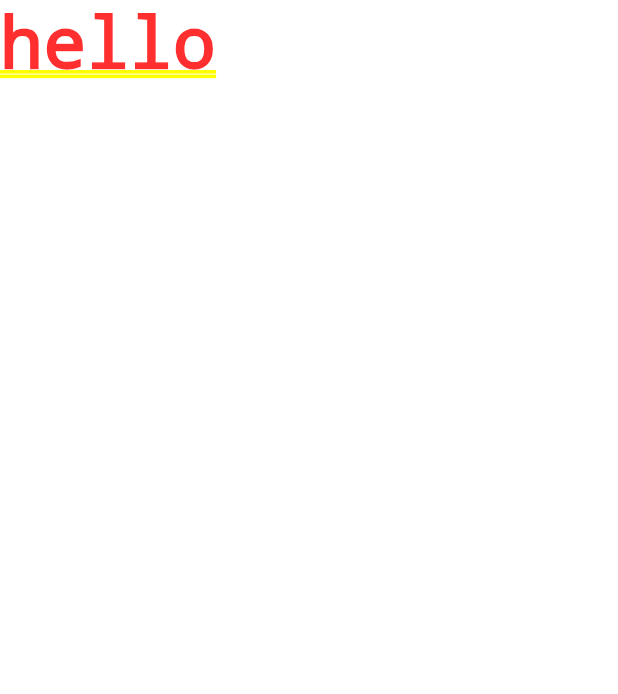
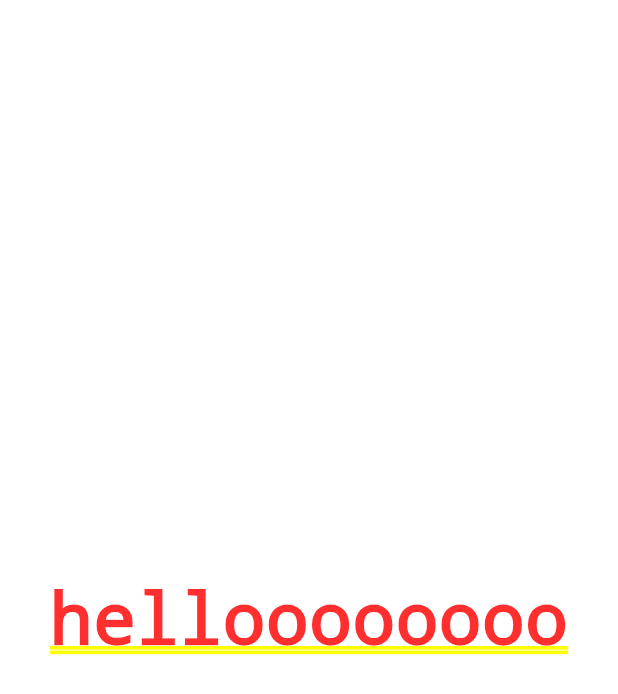
Before and after one commit to djrumph/flutter, a Flutter app: the screen it shows after launch, on a phone screen of 412 x 824 dp. Shown: the top 694 px of the screen. Run offline on Flutter 3.47's test engine with Material 2 defaults, Android fonts, the phone set to English and light mode, and no system bars.

Commit message:
centered text

```diff
--- a/works/lib/main.dart
+++ b/works/lib/main.dart
@@ -8,8 +8,9 @@ class MyApp extends StatelessWidget {
   Widget build(BuildContext context) {
     return new MaterialApp(
       title:"myApp test",
-      home: new Text("hello"),
-
+      home: new Center(
+        child: new Text("helloooooooo"),
+      )
     );
 
 }
```
